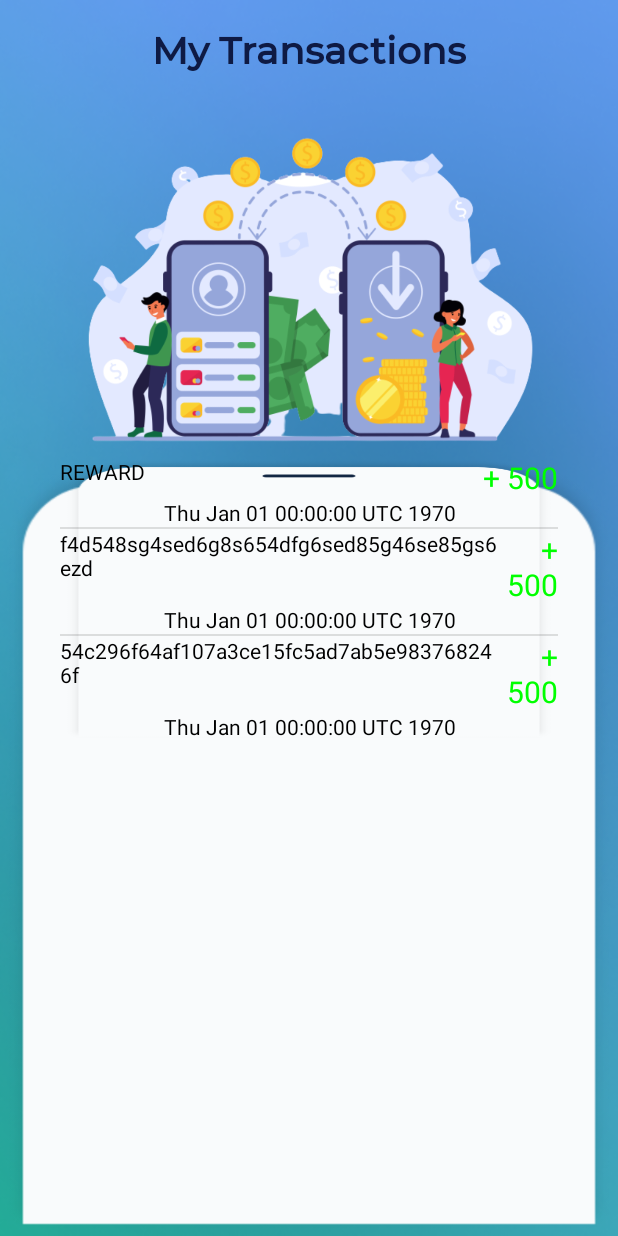
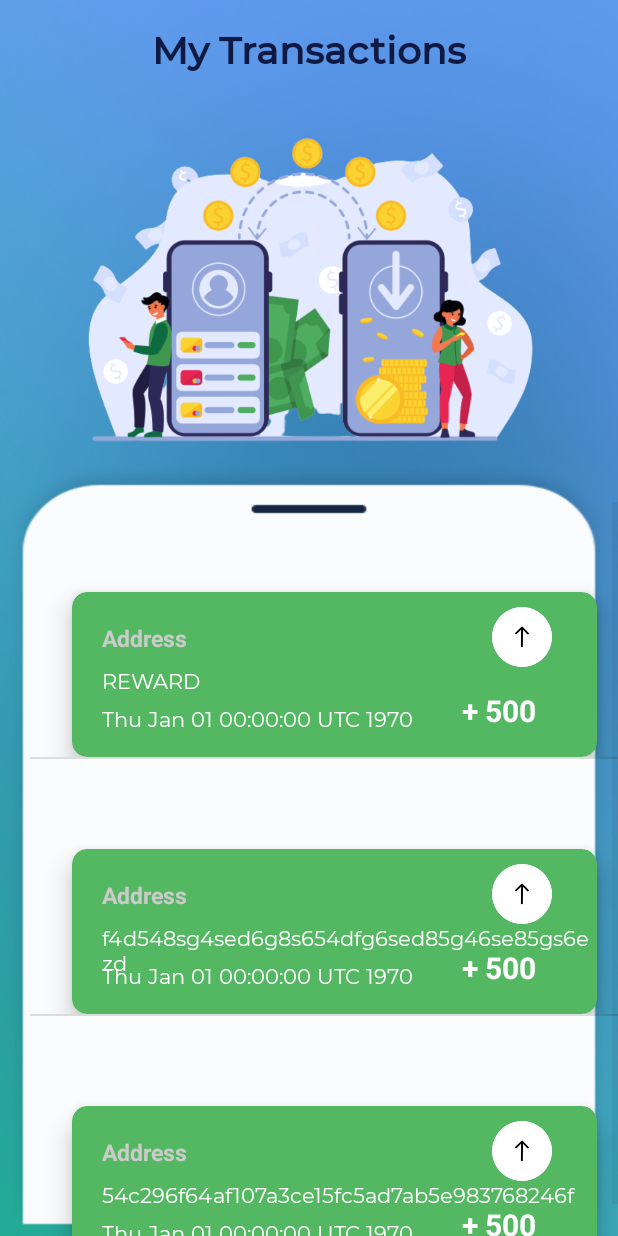
Before and after one commit to BeautifulStack/GreenCoinApp, an Android app: the BillsActivity screen opened directly, with no data from a screen before it, on a phone screen of 412 x 824 dp. Run offline under Robolectric (Android 15) with nearby library versions, the light colour scheme and no system bars; libraries missing offline, so code that uses them is left out: org.bouncycastle.crypto; 3 statements that could not run were skipped.

Commit message:
Transaction page

```diff
--- a/app/src/main/res/layout/bills.xml
+++ b/app/src/main/res/layout/bills.xml
@@ -30,10 +30,12 @@
 
         <ListView
             android:id="@+id/list_tx"
+            android:layout_marginTop="30dp"
+            android:layout_marginStart="20dp"
+            android:layout_marginRight="40dp"
             android:layout_width="match_parent"
             android:layout_height="wrap_content"
             android:layout_marginHorizontal="40dp"
-            android:background="@drawable/cvbg"
             android:visibility="visible">
 
         </ListView>
--- a/app/src/main/res/layout/tx_receiver.xml
+++ b/app/src/main/res/layout/tx_receiver.xml
@@ -2,42 +2,88 @@
 <LinearLayout xmlns:android="http://schemas.android.com/apk/res/android"
     android:layout_width="match_parent"
     android:layout_height="match_parent"
-    android:orientation="vertical">
+    android:orientation="vertical"
+    xmlns:app="http://schemas.android.com/apk/res-auto">
+
+    <androidx.cardview.widget.CardView
+        android:layout_width="350dp"
+        android:layout_height="110dp"
+        android:layout_marginStart="28dp"
+        android:layout_marginLeft="25dp"
+        android:layout_marginTop="60dp"
+        app:cardBackgroundColor="#54b862"
+        app:cardCornerRadius="10dp"
+        app:cardElevation="10dp"
+        app:layout_constraintStart_toStartOf="parent"
+        app:layout_constraintTop_toTopOf="parent">
+
+        <TextView
+            android:layout_width="wrap_content"
+            android:layout_height="match_parent"
+            android:layout_weight="2"
+            android:textColor="#CCCBCB"
+            android:layout_marginTop="20dp"
+            android:layout_marginStart="20dp"
+            android:textStyle="bold"
+            android:textSize="15sp"
+            android:text="Address"/>
+
+        <TextView
+            android:id="@+id/tx_address"
+            android:layout_width="wrap_content"
+            android:layout_height="match_parent"
+            android:layout_weight="2"
+            android:textColor="@color/white"
+            android:layout_marginTop="50dp"
+            android:layout_marginStart="20dp"
+            android:fontFamily="@font/montregular"
+            android:text="address"/>
+
+        <ImageView
+            android:layout_width="40dp"
+            android:layout_height="40dp"
+            android:layout_marginStart="280dp"
+            android:layout_marginTop="10dp"
+            android:src="@drawable/arrayup"/>
+
+        <TextView
+            android:id="@+id/tx_date"
+            android:layout_width="match_parent"
+            android:layout_height="wrap_content"
+            android:layout_marginStart="20dp"
+            android:layout_marginTop="75dp"
+            android:textColor="@color/white"
+            android:fontFamily="@font/montregular"
+            android:text="date"/>
+
+
+        <TextView
+            android:id="@+id/tx_amount"
+            android:layout_width="wrap_content"
+            android:layout_height="wrap_content"
+            android:layout_marginStart="260dp"
+            android:layout_marginTop="65dp"
+            android:layout_weight="1"
+            android:text="+ amount"
+            android:textColor="#FFFFFF"
+            android:textSize="20dp"
+            android:textStyle="bold"/>
+
+
+    </androidx.cardview.widget.CardView>
 
     <LinearLayout
         android:layout_width="match_parent"
         android:layout_height="wrap_content"
         android:orientation="horizontal">
 
-        <TextView
-            android:id="@+id/tx_address"
-            android:layout_width="wrap_content"
-            android:layout_height="match_parent"
-            android:layout_weight="2"
-            android:textColor="@color/black"
-            android:text="address">
-        </TextView>
 
-        <TextView
-            android:id="@+id/tx_amount"
-            android:layout_width="wrap_content"
-            android:layout_height="wrap_content"
-            android:layout_weight="1"
-            android:gravity="end"
-            android:textSize="20dp"
-            android:textColor="#00FF00"
-            android:text="+ amount">
-        </TextView>
+
+
+
 
     </LinearLayout>
 
-    <TextView
-        android:id="@+id/tx_date"
-        android:layout_width="match_parent"
-        android:layout_height="wrap_content"
-        android:gravity="center"
-        android:textColor="@color/black"
-        android:text="date">
-    </TextView>
+
 
 </LinearLayout>
```
Also changed, not shown: app/src/main/res/layout/tx_sender.xml (+56 -18 lines), app/src/main/res/drawable/arraydown.png (added), app/src/main/res/drawable/arrayup.png (added).
